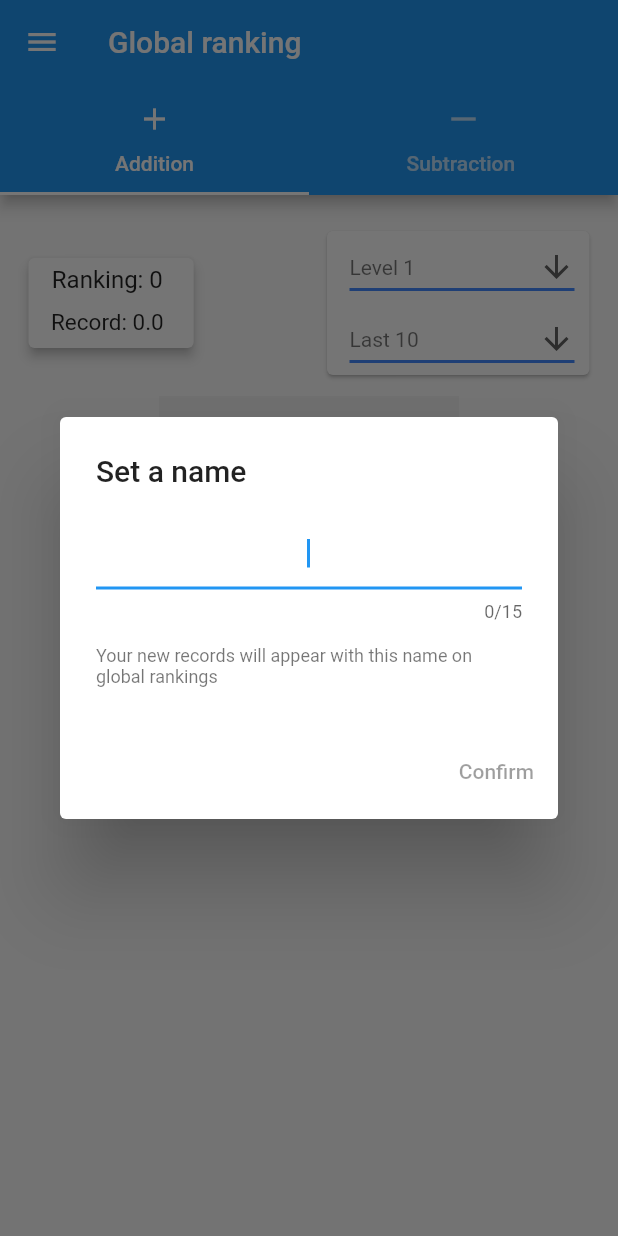
After one commit to LocalHostIP/mental_maths, a Flutter app: the screen it shows after launch, in the side drawer, after a tap on "Global Ranking", on a phone screen of 412 x 824 dp. The commit adds this screen. Run offline on Flutter 3.47's test engine with Material 2 defaults, Android fonts, the phone set to English and light mode, and no system bars; our stand-ins replace charts_flutter, cloud_firestore, firebase_core, settings_ui; missing offline and left inert: virtual_keyboard_multi_language; accounts and stored records are empty.

Commit message:
Ranking added

```diff
--- a/lib/main.dart
+++ b/lib/main.dart
@@ -1,9 +1,13 @@
+import 'package:firebase_core/firebase_core.dart';
 import 'package:flutter/material.dart';
 import 'package:mental_maths/src/app.dart';
 
 //flutter build apk --no-sound-null-safety
+//com.dlocalp.mental_maths
 
 Future<void> main() async {
   WidgetsFlutterBinding.ensureInitialized(); //Necessary to read saving files
-  runApp(MyApp());
+  Firebase.initializeApp().then((value){
+    runApp(MyApp());
+  });
 }
--- a/lib/src/app.dart
+++ b/lib/src/app.dart
@@ -1,7 +1,9 @@
 import 'package:flutter/material.dart';
 import 'package:mental_maths/src/config.dart';
 import 'package:mental_maths/src/math_op/file_control.dart';
+import 'package:mental_maths/src/ranking/ranking_save.dart';
 import 'package:mental_maths/src/screens/config/keyboard_size_page.dart';
+import 'package:mental_maths/src/screens/rankings/raking_page.dart';
 import 'package:mental_maths/src/screens/training/all_results_page.dart';
 import 'package:mental_maths/src/screens/archive/current_selected_archived_page.dart';
 import 'package:mental_maths/src/screens/config/general_config_page.dart';
@@ -15,6 +17,7 @@ class MyApp extends StatelessWidget {//ignore: must_be_immutable
   TrainingSettings trainSettings = new TrainingSettings(); //Controls training settings
   FileControl fileControl = new FileControl(); //Controls savings and file savings
   CurrentSelected currentSelected = new CurrentSelected();
+  RankingSave rankingSave = new RankingSave();
 
   MyApp() {
     fileControl.iniResults(); //Reads file savings
@@ -35,7 +38,7 @@ class MyApp extends StatelessWidget {//ignore: must_be_immutable
         '/startTrain': (BuildContext context) =>
             StartTrainPage(tSettings: trainSettings),
         '/trainer': (BuildContext context) =>
-            TrainPage(trainSettings: trainSettings, savings: fileControl,settings: fileControl.settings),
+            TrainPage(trainSettings: trainSettings, savings: fileControl,settings: fileControl.settings,rankingSave: rankingSave,),
         '/resultsPage': (BuildContext context) =>
             TrainResultsPage(results: fileControl.save),
         '/allResultsPage': (BuildContext context) =>
@@ -47,9 +50,11 @@ class MyApp extends StatelessWidget {//ignore: must_be_immutable
         '/selectedArchived' : (BuildContext context) =>
             SelectedArchivePage(archived: currentSelected.currentArchived,saving: fileControl),
         '/config' : (BuildContext context) =>
-            ConfigPage(fileControl: fileControl),
+            ConfigPage(fileControl: fileControl,rankingSave: rankingSave,),
         '/config/keyboardSize': (BuildContext context) =>
             KeyboardSizePage(fileControl: fileControl),
+        '/ranking': (BuildContext context) =>
+            RankingPage(rankingSave: rankingSave,),
       },
     );
   }
--- a/lib/src/config.dart
+++ b/lib/src/config.dart
@@ -1,4 +1,4 @@
-import 'package:flutter/material.dart';
+
 import 'package:mental_maths/src/math_op/archived.dart';
 import 'package:mental_maths/src/math_op/math_problems.dart';
 
--- a/lib/src/math_op/save.dart
+++ b/lib/src/math_op/save.dart
@@ -106,7 +106,6 @@ class Save {
   }
 
   void _updateArchive(String type,int level){
-
     var archives = getArchivesListByType(type)[level];
     var register = getResultsListByType(type)[level];
 
--- /dev/null
+++ b/lib/src/ranking/ranking_firebase.dart
@@ -0,0 +1,86 @@
+import 'package:cloud_firestore/cloud_firestore.dart';
+import 'package:mental_maths/src/ranking/ranking_save.dart';
+
+class RankingFirebase{
+
+  int max=5;
+  RankingSave rankingSave;
+  double ave=0;
+  int pos=0;
+  RankingFirebase(this.rankingSave);
+
+  Future<List<Rank>> getRankings(String op,int level,int typeLast) async {
+    ///Gets sorted rankings
+    CollectionReference collection = FirebaseFirestore.instance.collection(op+'_L'+level.toString()+'V'+typeLast.toString());
+
+    QuerySnapshot records = await collection.orderBy('ave',descending: false).limitToLast(max).get();
+
+    List<Rank> list = [];
+    bool saveNew=true;
+
+    Rank newRecord = new Rank(position: -1, ave: -1, name: 'Unset');
+    if(op=='addition'){
+      if(typeLast==1)
+        newRecord=Rank(position: -1, ave: rankingSave.additionL1[level], name: rankingSave.name);
+      if(typeLast==2)
+        newRecord=Rank(position: -1, ave: rankingSave.additionL2[level], name: rankingSave.name);
+    }
+    else{
+      if(typeLast==1)
+        newRecord=Rank(position: -1, ave: rankingSave.subtractionL1[level], name: rankingSave.name);
+      if(typeLast==2)
+        newRecord=Rank(position: -1, ave: rankingSave.subtractionL1[level], name: rankingSave.name);
+    }
+    newRecord.isMain=true;
+    ave=newRecord.ave.toDouble();
+
+    Map<String, dynamic> data;
+    if (records.docs.length != 0) {
+      int pos=0;
+      for (var doc in records.docs) {
+        pos++;
+        data = doc.data()! as Map<String, dynamic>;
+        if(newRecord.ave!=-1 && newRecord.ave<=data['ave'] && saveNew && newRecord.position==-1){
+          //Set new record and add to database
+          newRecord.position=pos;
+          this.pos=pos;
+          collection.add({'name':newRecord.name,'ave':newRecord.ave});
+          pos++;
+        }
+        if(data['name']==newRecord.name){
+          if(newRecord.ave<=data['ave']){
+            //Replace old record
+            //collection.doc(data['id']);
+            doc.reference.delete();
+          }else{
+            //Maintain old record
+            this.pos=pos;
+            saveNew=false;
+            list.add(Rank(ave: data['ave'],name: data['name'],position: pos));
+            list.last.isMain=true;
+          }
+        }else{
+          list.add(Rank(ave: data['ave'],name: data['name'],position: pos));
+        }
+      }
+      if (newRecord.position!=-1){
+        list.insert(newRecord.position-1,newRecord);
+      }
+    }else if(newRecord.ave!=-1 && newRecord.ave!=0){
+      newRecord.position=1;
+      this.pos=newRecord.position;
+      collection.add({'name':newRecord.name,'ave':newRecord.ave});
+      list.add(newRecord);
+    }
+
+    return list;
+  }
+}
+
+class Rank{
+  int position;
+  num ave;
+  String name;
+  bool isMain=false;
+  Rank({required this.position,required this.ave,required this.name});
+}
--- /dev/null
+++ b/lib/src/ranking/ranking_save.dart
@@ -0,0 +1,61 @@
+import 'package:mental_maths/src/math_op/operation_register.dart';
+import 'package:mental_maths/src/math_op/save.dart';
+
+class RankingSave{
+
+  late List<double> additionL1;
+  late List<double> subtractionL1;
+
+  late List<double> additionL2;
+  late List<double> subtractionL2;
+
+  late String name;
+  bool isNameSet=false;
+
+  RankingSave(){
+    name='Unnamed';
+    additionL1=[];
+    subtractionL1=[];
+    additionL2=[];
+    subtractionL2=[];
+    isNameSet=false;
+    for (int i=0;i<Save.maxLevel;i++){
+      additionL1.add(-1);
+      subtractionL1.add(-1);
+      additionL2.add(-1);
+      subtractionL2.add(-1);
+    }
+  }
+
+  void setName(String name){
+    this.name=name;
+    isNameSet=true;
+    additionL1=[];
+    subtractionL1=[];
+    additionL2=[];
+    subtractionL2=[];
+    for (int i=0;i<Save.maxLevel;i++){
+      additionL1.add(-1);
+      subtractionL1.add(-1);
+      additionL2.add(-1);
+      subtractionL2.add(-1);
+    }
+  }
+
+  void update(Save save){
+    for (OperationRegister op in save.resultsSum){
+      if((op.recordL1<additionL1[op.level] || op.recordL1!=0 ) && op.isValidRecordL1)
+        additionL1[op.level]=op.recordL1;
+      if((op.recordL2<additionL2[op.level] || op.recordL2!=0) && op.isValidRecordL2)
+        additionL2[op.level]=op.recordL2;
+    }
+    for (OperationRegister op in save.resultsSub){
+      if((op.recordL1<subtractionL1[op.level] || op.recordL1!=0 ) && op.isValidRecordL1)
+        subtractionL1[op.level]=op.recordL1;
+      if((op.recordL2<subtractionL2[op.level] || op.recordL2!=0) && op.isValidRecordL2)
+        subtractionL2[op.level]=op.recordL2;
+    }
+    print(additionL1);
+    print(additionL2);
+  }
+}
--- a/lib/src/screens/archive/select_archived_page.dart
+++ b/lib/src/screens/archive/select_archived_page.dart
@@ -16,8 +16,8 @@ class SelectArchivedPage extends StatefulWidget {
 }
 
 class _SelectArchivedPageState extends State<SelectArchivedPage> {
+  late Save save;
   @override
-  late Save save;
   Widget build(BuildContext context) {
     save = widget.save;
     return MaterialApp(
@@ -103,7 +103,6 @@ class _SelectArchivedPageState extends State<SelectArchivedPage> {
         ),
       ));
     }
-
     return list;
   }
 }
--- a/lib/src/screens/config/general_config_page.dart
+++ b/lib/src/screens/config/general_config_page.dart
@@ -1,12 +1,14 @@
 import 'package:flutter/material.dart';
 import 'package:mental_maths/src/math_op/file_control.dart';
+import 'package:mental_maths/src/ranking/ranking_save.dart';
 import 'package:mental_maths/src/widgets/drawer.dart';
+import 'package:mental_maths/src/widgets/set_name_widget.dart';
 import 'package:settings_ui/settings_ui.dart';
 
-import '../../config.dart';
-
+//ignore: must_be_immutable
 class ConfigPage extends StatefulWidget {
-  ConfigPage({Key? key,required this.fileControl}) : super(key: key);
+  RankingSave rankingSave;
+  ConfigPage({Key? key,required this.fileControl,required this.rankingSave}) : super(key: key);
   FileControl fileControl;
   @override
   _ConfigPageState createState() => _ConfigPageState();
@@ -14,6 +16,14 @@ class ConfigPage extends StatefulWidget {
 
 class _ConfigPageState extends State<ConfigPage> {
   double seconds = 7;
+  late String name;
+
+  @override
+  void initState() {
+    // TODO: implement initState
+    name=widget.rankingSave.name;
+    super.initState();
+  }
   @override
   Widget build(BuildContext context) {
     return Scaffold(
@@ -47,6 +57,18 @@ class _ConfigPageState extends State<ConfigPage> {
                 },),
             ],
           ),
+          SettingsSection(
+            title: 'Global ranking',
+            tiles: [
+              SettingsTile(
+                title: 'Change name',
+                subtitle: name,
+                leading: Icon(Icons.drive_file_rename_outline),
+                onPressed: (BuildContext context){
+                  _showSetNameWidget();
+                },),
+            ],
+          ),
         ],
       ),
     );
@@ -62,11 +84,26 @@ class _ConfigPageState extends State<ConfigPage> {
     );
   }
 
+  _showSetNameWidget() async{
+    return showDialog<void>(
+        context: context,
+        barrierDismissible: false, // user must tap button!
+        builder: (BuildContext context) {
+          return new SetNameWidget(rankingSave: widget.rankingSave,canCancel: true);
+        }
+    ).then((value){
+      setState(() {
+        name=widget.rankingSave.name;
+      });
+    });
+  }
+
 }
 
 // move the dialog into it's own stateful widget.
 // It's completely independent from your page
 // this is good practice
+//ignore: must_be_immutable
 class SetExtraTimeDialog extends StatefulWidget {
   /// initial selection for the slider
 
--- a/lib/src/screens/config/keyboard_size_page.dart
+++ b/lib/src/screens/config/keyboard_size_page.dart
@@ -1,10 +1,9 @@
-import 'dart:io';
-
 import 'package:flutter/material.dart';
 import 'package:mental_maths/src/config.dart';
 import 'package:mental_maths/src/math_op/file_control.dart';
 import 'package:virtual_keyboard_multi_language/virtual_keyboard_multi_language.dart';
 
+//ignore: must_be_immutable
 class KeyboardSizePage extends StatefulWidget {
   KeyboardSizePage({Key? key,required this.fileControl}) : super(key: key){
     uiSettings=fileControl.settings;
--- /dev/null
+++ b/lib/src/screens/rankings/raking_page.dart
@@ -0,0 +1,326 @@
+import 'package:flutter/material.dart';
+import 'package:mental_maths/src/ranking/ranking_firebase.dart';
+import 'package:mental_maths/src/ranking/ranking_save.dart';
+import 'package:mental_maths/src/widgets/drawer.dart';
+import 'package:mental_maths/src/widgets/set_name_widget.dart';
+
+//ignore: must_be_immutable
+class RankingPage extends StatefulWidget {
+  RankingPage({Key? key,required this.rankingSave}) : super(key: key);
+  RankingSave rankingSave;
+  @override
+  _RankingPageState createState() => _RankingPageState();
+}
+
+class _RankingPageState extends State<RankingPage> with SingleTickerProviderStateMixin{
+  late RankingFirebase _rankingFirebase;
+
+  String _selectedLevel = 'Level 1';
+  String _selectedLast = 'Last 10';
+  late Widget _tableSum;
+  late Widget _tableSub;
+  String _typeOP='addition';
+
+  final int opLength=2;
+
+  List<String> itemsLevelDropDown = [
+    'Level 1',
+    'Level 2',
+    'Level 3',
+    'level 4',
+    'Level 5',
+    'Level 6',
+    'Level 7',
+    'Level 8'
+  ];
+
+  late TabController _tabController;
+
+  @override
+  Widget build(BuildContext context) {
+    return MaterialApp(
+      home: DefaultTabController(
+        length: 2,
+        child: Scaffold(
+          drawer: getDrawer(context),
+          appBar: AppBar(
+            bottom: TabBar(
+              tabs: [
+                Tab(
+                  icon: Icon(Icons.add),
+                  text: 'Addition',
+                ),
+                Tab(icon: Icon(Icons.horizontal_rule), text: 'Subtraction '),
+              ],
+            ),
+            title: Text('Global ranking'),
+          ),
+          body: TabBarView(
+            children: [
+              getSelects(_tableSum),
+              getSelects(_tableSub)
+            ],
+            controller: _tabController,
+          ),
+        ),
+      ),
+    );
+  }
+
+  _showSetNameWidget() async{
+    return showDialog<void>(
+        context: context,
+        barrierDismissible: false, // user must tap button!
+        builder: (BuildContext context) {
+          return new SetNameWidget(rankingSave: widget.rankingSave,canCancel: false,);
+        }
+    ).then((value){
+      if(!widget.rankingSave.isNameSet){
+        _showSetNameWidget();
+      }else{
+        refreshTableData();
+      }
+    });
+  }
+
+  Widget getSelects(Widget table){
+    return SingleChildScrollView(
+        child:SingleChildScrollView(
+          child: Column(
+              crossAxisAlignment: CrossAxisAlignment.center, children: [
+            SizedBox(height: 20),
+            Row(
+              mainAxisAlignment: MainAxisAlignment.spaceBetween,
+              children: [
+                Row(
+                  children: [
+                    SizedBox(
+                      width: 15,
+                    ),
+                    Card(
+                      child: Row(
+                        children: [
+                          SizedBox(
+                            width: 15,
+                          ),
+                          Column(
+                            children: [
+                              SizedBox(
+                                height: 5,
+                              ),
+                              Text(
+                                'Ranking: '+_rankingFirebase.pos.toString(),
+                                style: TextStyle(fontSize: 16),
+                              ),
+                              Divider(
+                                color: Colors.black54,
+                                height: 10,
+                                thickness: 100,
+                              ),
+                              Text(
+                                'Record: '+_rankingFirebase.ave.toString(),
+                                style: TextStyle(fontSize: 15),
+                              ),
+                              SizedBox(
+                                height: 8,
+                              )
+                            ],
+                          ),
+                          SizedBox(
+                            width: 20,
+                          ),
+                        ],
+                      ),
+                      elevation: 3,
+                    ),
+                  ],
+                ),
+                Row(
+                  children: [
+                    Card(
+                        child:
+                        Row(
+                          children: [
+                            SizedBox(width: 15,),
+                            SizedBox(width: 150, child: Column(
+                              children: [
+                                getDropDownLevel(),
+                                getDropDownLast()
+                              ],
+                            )),
+                            SizedBox(width: 10,),
+                          ],
+                        )
+                    ),
+                    SizedBox(
+                      width: 15,
+                    ),
+                  ],
+                ),
+              ],
+            ),
+            SizedBox(height: 10,),
+            Center(
+                child: Container(
+                    alignment: Alignment.center,
+                    child: table
+                )
+            )
+          ]),
+        )
+    );
+  }
+
+  @override
+  void initState() {
+    // TODO: implement initState
+    //getUsers();
+    super.initState();
+    _rankingFirebase = RankingFirebase(widget.rankingSave);
+    _tableSum=Image(image: AssetImage('assets/loading.gif'));
+    _tableSub=Image(image: AssetImage('assets/loading.gif'));
+
+    _tabController = TabController(length: opLength, vsync: this);
+    _tabController.addListener(() {
+      _typeOP='addition';
+      if(_tabController.index==1)
+        _typeOP='subtraction';
+      refreshTableData();
+    });
+
+    if(widget.rankingSave.isNameSet){
+      refreshTableData();
+    }
+    else{
+      WidgetsBinding.instance!.addPostFrameCallback((_) =>_showSetNameWidget() );
+    }
+  }
+
+  refreshTableData() async{
+    int level = itemsLevelDropDown.indexOf(_selectedLevel)+1;
+    int lastV=1;
+
+    if(_selectedLast=='Last 50')
+      lastV=2;
+
+    setState(() {
+      if(_typeOP=='addition')
+        _tableSum=Image(image: AssetImage('assets/loading.gif'));
+      else
+        _tableSub=Image(image: AssetImage('assets/loading.gif'));
+    });
+
+    var data = await _rankingFirebase.getRankings(_typeOP,level,lastV);
+
+    if (data.length>0){
+      setState(() {
+        if(_typeOP=='addition')
+          _tableSum=getTable(new TableData(data));
+        else
+          _tableSub=getTable(new TableData(data));
+      });
+    }else{
+      setState(() {
+        if(_typeOP=='addition')
+          _tableSum=Text('No records found');
+        else
+          _tableSub=Text('No records found');
+      });
+    }
+  }
+
+  Widget getTable(data) {
+    return PaginatedDataTable(
+      source: data,
+      columns: [
+        DataColumn(label: Center(child: Text('Rank',textAlign: TextAlign.center,),)),
+        DataColumn(label: Center(child: Text('Name',textAlign: TextAlign.center))),
+        DataColumn(label: Center(child: Text('Ave',textAlign: TextAlign.center)))
+      ],
+      columnSpacing: 75,
+      horizontalMargin: 25,
+      rowsPerPage: 25,
+      showCheckboxColumn: false,
+
+    );
+  }
+
+  DropdownButton<String> getDropDownLevel() {
+    return DropdownButton<String>(
+      value: _selectedLevel,
+      icon: const Icon(Icons.arrow_downward),
+      iconSize: 24,
+      elevation: 16,
+      style: const TextStyle(color: Colors.black54),
+      underline: Container(
+        height: 2,
+        color: Colors.blueAccent,
+      ),
+      onChanged: (String? newValue) {
+        setState(() {
+          _selectedLevel = newValue!;
+          refreshTableData();
+        });
+      },
+      isExpanded: true,
+      items: itemsLevelDropDown.map<DropdownMenuItem<String>>((String value) {
+        return DropdownMenuItem<String>(
+          value: value,
+          child: Text(value),
+        );
+      }).toList(),
+    );
+  }
+
+  DropdownButton<String> getDropDownLast() {
+    return DropdownButton<String>(
+      value: _selectedLast,
+      icon: const Icon(Icons.arrow_downward),
+      iconSize: 24,
+      elevation: 16,
+      isExpanded: true,
+      style: const TextStyle(color: Colors.black54),
+      underline: Container(
+        height: 2,
+        color: Colors.blueAccent,
+      ),
+      onChanged: (String? newValue) {
+        setState(() {
+          _selectedLast = newValue!;
+          refreshTableData();
+        });
+      },
+      items: <String>[
+        'Last 10',
+        'Last 50',
+      ].map<DropdownMenuItem<String>>((String value) {
+        return DropdownMenuItem<String>(
+          value: value,
+          child: Text(value),
+        );
+      }).toList(),
+    );
+  }
+}
+
+// The "soruce" of the table
+class TableData extends DataTableSource {
+  // Generate some made-up data
+
+  TableData(this.data);
+
+  late List<Rank> data;
+
+  bool get isRowCountApproximate => false;
+  int get rowCount => data.length;
+  int get selectedRowCount => 1;
+
+  DataRow getRow(int index) {
+    return DataRow(cells: [
+      DataCell(Text(data[index].position.toString(),textAlign: TextAlign.center,),),
+      DataCell(Text(data[index].name,textAlign: TextAlign.center,style: data[index].isMain? TextStyle(color: Colors.green):TextStyle(color: Colors.black87))),
+      DataCell(Text(data[index].ave.toString(),textAlign: TextAlign.center)),
+    ]);
+  }
+
+}
--- a/lib/src/screens/training/train_page.dart
+++ b/lib/src/screens/training/train_page.dart
@@ -5,6 +5,7 @@ import 'package:flutter/material.dart';
 import 'package:flutter/services.dart';
 import 'package:mental_maths/src/math_op/math_problems.dart';
 import 'package:mental_maths/src/math_op/file_control.dart';
+import 'package:mental_maths/src/ranking/ranking_save.dart';
 import 'package:virtual_keyboard_multi_language/virtual_keyboard_multi_language.dart';
 
 import '../../config.dart';
@@ -15,9 +16,10 @@ class TrainPage extends StatefulWidget {
   Settings settings;
   TrainingSettings trainSettings; //General settings, including Type of problems
   FileControl savings;
+  RankingSave rankingSave;
   late Save _results; //Register of results
 
-  TrainPage({Key? key, required this.trainSettings,required this.savings,required this.settings}) : super(key: key){
+  TrainPage({Key? key, required this.trainSettings,required this.savings,required this.settings,required this.rankingSave}) : super(key: key){
     _results = savings.save;
   }
 
@@ -296,6 +298,7 @@ class _TrainPageState extends State<TrainPage> with TickerProviderStateMixin{
   void _showResults(BuildContext context){
     //update results
     widget._results.updateSave(_mathProblem.operations);
+    widget.rankingSave.update(widget._results);
     //save results
     widget.savings.saveResults();
     //Open results page
--- a/lib/src/widgets/drawer.dart
+++ b/lib/src/widgets/drawer.dart
@@ -48,6 +48,14 @@ getDrawer(BuildContext context) {
           },
         ),
         ListTile(
+          title: Text('Global Ranking'),
+          leading: Icon(Icons.g_mobiledata),
+          onTap: () {
+            Navigator.pushReplacementNamed(
+                context, "/ranking");
+          },
+        ),
+        ListTile(
           title: Text('Settings'),
           leading: Icon(Icons.settings),
           onTap: () {
--- /dev/null
+++ b/lib/src/widgets/set_name_widget.dart
@@ -0,0 +1,79 @@
+import 'package:flutter/material.dart';
+import 'package:mental_maths/src/ranking/ranking_save.dart';
+
+//ignore: must_be_immutable
+class SetNameWidget extends StatefulWidget {
+  /// initial selection for the slider
+  RankingSave rankingSave;
+  bool canCancel=false;
+  SetNameWidget({Key? key, required this.rankingSave,required this.canCancel});
+
+  @override
+  _SetNameWidgetState createState() => _SetNameWidgetState();
+}
+
+class _SetNameWidgetState extends State<SetNameWidget> {
+  /// current selection of the slider
+  bool confirmDisabled=false;
+  TextEditingController _controller = new TextEditingController();
+  @override
+  void initState() {
+    _controller.addListener(() {
+
+      if (_controller.text.isEmpty){
+        setState(() {
+          confirmDisabled=true;
+        });
+      }else{
+        setState(() {
+          confirmDisabled=false;
+        });
+      }
+
+    });
+    super.initState();
+  }
+
+  @override
+  void dispose() {
+    // TODO: implement dispose
+    _controller.dispose();
+    super.dispose();
+  }
+
+  @override
+  Widget build(BuildContext context) {
+    return AlertDialog(
+      title: Text('Set a name'),
+      content:SingleChildScrollView(child: Column(
+        children: [
+          TextField(textAlign: TextAlign.center,maxLength: 15,autofocus: true,controller:_controller,),
+          SizedBox(height: 15),
+          Text('Your new records will appear with this name on global rankings',style: TextStyle(fontSize: 12,color: Colors.black54),),
+        ],
+      )),
+      actions: <Widget>[
+        widget.canCancel?TextButton(
+          child: Text('Cancel'),
+          onPressed: () {
+            Navigator.of(context).pop();
+          },
+        ):Text(''),
+        _buildConfirmButton(context),
+      ],
+    );
+  }
+
+  _buildConfirmButton(BuildContext context){
+    return TextButton(
+      child: Text('Confirm',style: TextStyle(),),
+      onPressed: confirmDisabled? null: () {
+        if(_controller.text.isNotEmpty){
+          widget.rankingSave.setName(_controller.text);
+        }
+        Navigator.of(context).pop();
+      },
+
+    );
+  }
+}
```
Also changed, not shown: pubspec.yaml (+10 -6 lines), assets/loading.gif (added), pubspec.lock, 3 other files.
